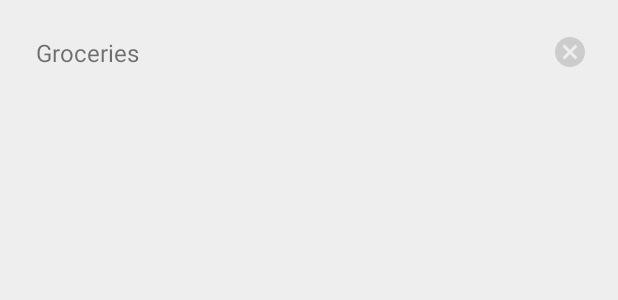
After one commit to Expirat/ExpiratAndroid, an Android app: the layout view_item_manage_group.xml on its own in the app's theme, with its tools: preview values and no code run, on a phone screen of 412 x 824 dp. The commit adds this screen. Shown: the top 300 px of the screen. Run offline under Robolectric (Android 15) with nearby library versions, the phone set to English and light mode, and no system bars.

Commit message:
Added manage groups

```diff
--- a/app/src/main/AndroidManifest.xml
+++ b/app/src/main/AndroidManifest.xml
@@ -66,6 +66,9 @@
         <activity android:name=".ui.expired.ExpiredActivity"
                   android:screenOrientation="portrait" />
 
+        <activity android:name=".ui.managegroups.ManageGroupsActivity"
+                  android:screenOrientation="portrait" />
+
         <meta-data
             android:name="io.fabric.ApiKey"
             android:value="bd42c2ee6d56c610c407ff4e6680f54d54537400" />
--- a/app/src/main/java/com/expirate/expirat/ApplicationGraph.java
+++ b/app/src/main/java/com/expirate/expirat/ApplicationGraph.java
@@ -5,6 +5,7 @@ import com.expirate.expirat.ui.expired.ExpiredActivity;
 import com.expirate.expirat.ui.group.GroupActivity;
 import com.expirate.expirat.ui.home.DashboardActivity;
 import com.expirate.expirat.ui.input.InputActivity;
+import com.expirate.expirat.ui.managegroups.ManageGroupsActivity;
 
 public interface ApplicationGraph {
     void inject(DashboardActivity dashboardActivity);
@@ -14,4 +15,7 @@ public interface ApplicationGraph {
     void inject(ExpiredActivity expiredActivity);
 
     void inject(InputActivity inputActivity);
+
+    void inject(ManageGroupsActivity manageGroupsActivity);
+
 }
--- a/app/src/main/java/com/expirate/expirat/repository/GroceriesDataSource.java
+++ b/app/src/main/java/com/expirate/expirat/repository/GroceriesDataSource.java
@@ -33,4 +33,6 @@ public interface GroceriesDataSource {
     Observable<TypesItem> getTypeInfo(long id);
 
     void addNewGroup(String value);
+
+    void deleteGroup(long id);
 }
--- a/app/src/main/java/com/expirate/expirat/repository/groceries/GroceriesRepository.java
+++ b/app/src/main/java/com/expirate/expirat/repository/groceries/GroceriesRepository.java
@@ -80,4 +80,9 @@ public class GroceriesRepository implements GroceriesDataSource {
     public void addNewGroup(String value) {
         localGroceriesDataSource.addNewGroup(value);
     }
+
+    @Override
+    public void deleteGroup(long id) {
+        localGroceriesDataSource.deleteGroup(id);
+    }
 }
--- a/app/src/main/java/com/expirate/expirat/repository/groceries/remote/RemoteGroceriesData.java
+++ b/app/src/main/java/com/expirate/expirat/repository/groceries/remote/RemoteGroceriesData.java
@@ -67,4 +67,9 @@ public class RemoteGroceriesData implements GroceriesDataSource {
     public void addNewGroup(String value) {
         // Do nothing
     }
+
+    @Override
+    public void deleteGroup(long id) {
+        // Do nothing
+    }
 }
--- /dev/null
+++ b/app/src/main/res/drawable/ic_cancel.xml
@@ -0,0 +1,9 @@
+<vector xmlns:android="http://schemas.android.com/apk/res/android"
+        android:width="24dp"
+        android:height="24dp"
+        android:viewportWidth="24.0"
+        android:viewportHeight="24.0">
+    <path
+        android:fillColor="#CCCCCC"
+        android:pathData="M12,2C6.47,2 2,6.47 2,12s4.47,10 10,10 10,-4.47 10,-10S17.53,2 12,2zM17,15.59L15.59,17 12,13.41 8.41,17 7,15.59 10.59,12 7,8.41 8.41,7 12,10.59 15.59,7 17,8.41 13.41,12 17,15.59z"/>
+</vector>
--- /dev/null
+++ b/app/src/main/res/layout/view_item_manage_group.xml
@@ -0,0 +1,31 @@
+<?xml version="1.0" encoding="utf-8"?>
+<RelativeLayout xmlns:android="http://schemas.android.com/apk/res/android"
+                xmlns:tools="http://schemas.android.com/tools"
+                xmlns:app="http://schemas.android.com/apk/res-auto"
+                android:orientation="vertical"
+                android:layout_width="match_parent"
+                android:layout_height="wrap_content">
+
+    <TextView
+            android:id="@+id/type_name"
+            android:layout_width="match_parent"
+            android:layout_height="wrap_content"
+            android:padding="24dp"
+            android:textSize="16sp"
+            tools:text="Groceries"/>
+
+    <FrameLayout
+            android:id="@+id/btn_delete"
+            android:layout_width="48dp"
+            android:layout_height="48dp"
+            android:layout_alignParentRight="true"
+            android:layout_marginRight="8dp"
+            android:layout_centerVertical="true">
+
+        <ImageView
+                android:layout_width="wrap_content"
+                android:layout_height="wrap_content"
+                android:layout_gravity="center"
+                app:srcCompat="@drawable/ic_cancel"/>
+    </FrameLayout>
+</RelativeLayout>
--- a/app/src/main/res/values/strings.xml
+++ b/app/src/main/res/values/strings.xml
@@ -33,5 +33,6 @@
     <string name="header_groups">Groups</string>
     <string name="action_new_group">New group</string>
     <string name="hint_group_name">Group Name</string>
+    <string name="title_manage_groups">Manage Groups</string>
 
 </resources>
```
Also changed, not shown: app/src/main/java/com/expirate/expirat/repository/groceries/local/LocalGroceriesDataSource.java (+17 -0 lines), app/src/main/java/com/expirate/expirat/ui/home/DashboardActivity.java (+9 -35 lines), app/src/main/java/com/expirate/expirat/ui/home/DashboardAdapter.java (+12 -5 lines), app/src/main/java/com/expirate/expirat/ui/managegroups/ManageGroupsActivity.java (added, +147 -0 lines), app/src/main/java/com/expirate/expirat/ui/managegroups/ManageGroupsAdapter.java (added, +77 -0 lines), app/src/main/java/com/expirate/expirat/ui/managegroups/ManageGroupsContract.java (added, +24 -0 lines), app/src/main/java/com/expirate/expirat/ui/managegroups/ManageGroupsPresenter.java (added, +68 -0 lines), app/src/main/res/drawable/ic_settings.xml (added, +9 -0 lines), app/src/main/res/layout/activity_manage.xml (added, +31 -0 lines), app/src/main/res/layout/view_dashboard_groups.xml (+21 -0 lines), 1 other file.
